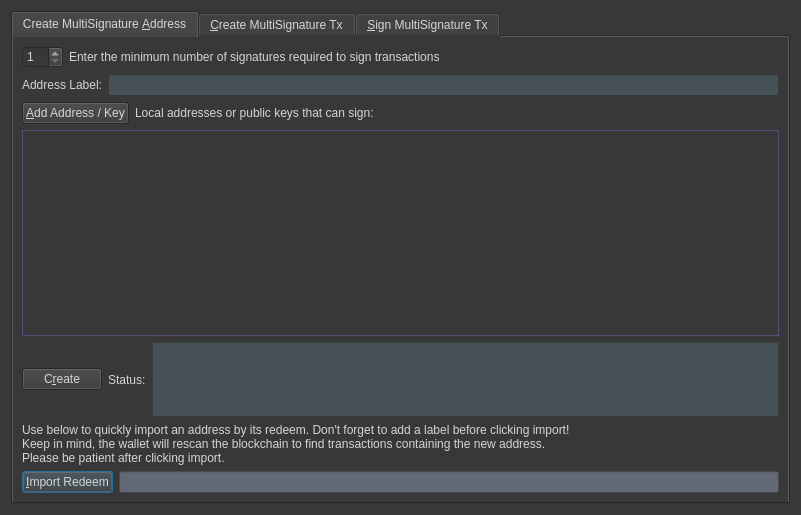
This is src/qt/forms/multisigdialog.ui in NewCapital/TWINS-Core as Qt 5 draws it before an edit. The edited form follows.
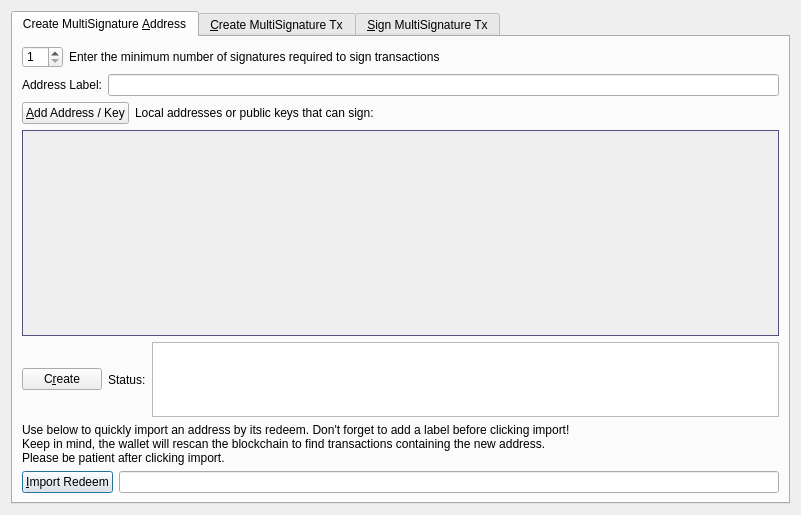
This is the edited form. Icons and pictures are not drawn.

```diff
--- a/src/qt/forms/multisigdialog.ui
+++ b/src/qt/forms/multisigdialog.ui
@@ -19,10 +19,6 @@
   <property name="windowTitle">
    <string>Multisignature Address Interactions</string>
   </property>
-  <property name="styleSheet">
-   <string notr="true">background-color:rgb(56, 56, 56);
-color:rgb(211, 215, 207);</string>
-  </property>
   <layout class="QVBoxLayout" name="verticalLayout_8">
    <item>
     <widget class="QTabWidget" name="multisigTabWidget">
@@ -86,12 +82,7 @@
           </widget>
          </item>
          <item>
-          <widget class="QLineEdit" name="multisigAddressLabel">
-           <property name="styleSheet">
-            <string notr="true">background-color:rgb(70, 81, 86);
-color:rgb(211, 215, 207);</string>
-           </property>
-          </widget>
+          <widget class="QLineEdit" name="multisigAddressLabel"/>
          </item>
         </layout>
        </item>
@@ -159,7 +150,7 @@
             <x>0</x>
             <y>0</y>
             <width>759</width>
-            <height>164</height>
+            <height>174</height>
            </rect>
           </property>
           <layout class="QVBoxLayout" name="verticalLayout_5">
@@ -232,10 +223,6 @@
              <height>75</height>
             </size>
            </property>
-           <property name="styleSheet">
-            <string notr="true">background-color:rgb(70, 81, 86);
-color:rgb(211, 215, 207);</string>
-           </property>
            <property name="readOnly">
             <bool>true</bool>
            </property>
@@ -294,10 +281,6 @@
              <verstretch>0</verstretch>
             </sizepolicy>
            </property>
-           <property name="styleSheet">
-            <string notr="true">background-color:rgb(98, 104, 118);
-color:rgb(211, 215, 207);</string>
-           </property>
           </widget>
          </item>
         </layout>
```
Left out of the diff: 40 changed lines with no effect on the pictures.
